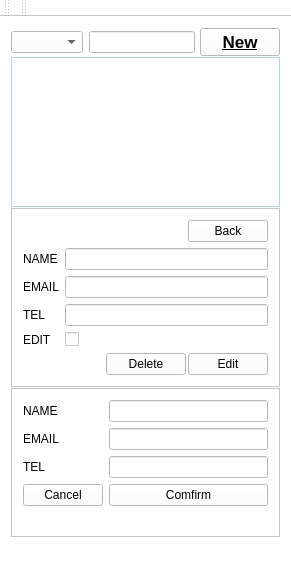
First picture: the form in mainwindow.ui, repository LINGJIARONG/QTContactList, before the edit.
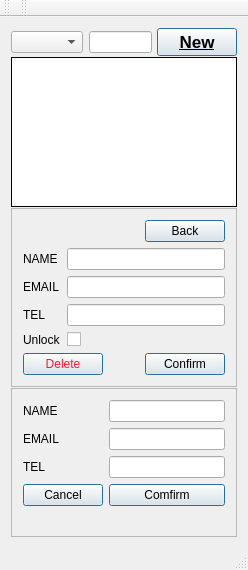
Second picture: the form after the edit.

```diff
--- a/mainwindow.ui
+++ b/mainwindow.ui
@@ -6,7 +6,7 @@
    <rect>
     <x>0</x>
     <y>0</y>
-    <width>291</width>
+    <width>248</width>
     <height>570</height>
    </rect>
   </property>
@@ -14,8 +14,7 @@
    <string>Contact List</string>
   </property>
   <property name="styleSheet">
-   <string notr="true">color:Black;
-background : rgb(255,255,255);</string>
+   <string notr="true"/>
   </property>
   <property name="iconSize">
    <size>
@@ -40,8 +39,7 @@
     <bool>false</bool>
    </property>
    <property name="styleSheet">
-    <string notr="true">color:Black;
-background : rgb(255,255,255);</string>
+    <string notr="true"/>
    </property>
    <layout class="QVBoxLayout" name="verticalLayout_2" stretch="1,1,1,1">
     <property name="spacing">
@@ -51,12 +49,12 @@
      <enum>QLayout::SetDefaultConstraint</enum>
     </property>
     <item>
-     <layout class="QHBoxLayout" name="horizontalLayout_2" stretch="5,1">
+     <layout class="QHBoxLayout" name="horizontalLayout_2" stretch="6,1">
       <property name="spacing">
        <number>5</number>
       </property>
       <item>
-       <layout class="QHBoxLayout" name="horizontalLayout">
+       <layout class="QHBoxLayout" name="horizontalLayout" stretch="1,2">
         <item>
          <widget class="QComboBox" name="comboBox"/>
         </item>
@@ -88,6 +86,9 @@
         <property name="text">
          <string>New</string>
         </property>
+        <property name="default">
+         <bool>true</bool>
+        </property>
         <property name="flat">
          <bool>false</bool>
         </property>
@@ -104,31 +105,40 @@
       </property>
       <property name="styleSheet">
        <string notr="true">QListView {
-    border: 1px solid lightblue;
-    background-color: white;
+    border: 1px solid;
 }
 
 QListView:item {
-    padding: 2px;
-    border-bottom: 1px solid #aaaaaa;
+    padding: 5px;
+    border-bottom: 0.5px solid lightblue;
 }
 QListView:item:hover,QListView:item:focus {
     padding: 4px;
 	color:red;
     
 }
-QListView:item:selected {
-    background-color: #dddddd;
-}</string>
+</string>
+      </property>
+      <property name="textElideMode">
+       <enum>Qt::ElideMiddle</enum>
+      </property>
+      <property name="movement">
+       <enum>QListView::Snap</enum>
       </property>
       <property name="flow">
        <enum>QListView::TopToBottom</enum>
       </property>
+      <property name="isWrapping" stdset="0">
+       <bool>false</bool>
+      </property>
+      <property name="layoutMode">
+       <enum>QListView::SinglePass</enum>
+      </property>
       <property name="spacing">
-       <number>4</number>
+       <number>5</number>
       </property>
       <property name="viewMode">
-       <enum>QListView::IconMode</enum>
+       <enum>QListView::ListMode</enum>
       </property>
       <property name="modelColumn">
        <number>0</number>
@@ -173,6 +183,9 @@
            <property name="text">
             <string>Back</string>
            </property>
+           <property name="default">
+            <bool>true</bool>
+           </property>
           </widget>
          </item>
         </layout>
@@ -212,7 +225,7 @@
          <item row="3" column="0">
           <widget class="QLabel" name="eDITLabel">
            <property name="text">
-            <string>EDIT</string>
+            <string>Unlock</string>
            </property>
           </widget>
          </item>
@@ -222,34 +235,56 @@
         </layout>
        </item>
        <item>
-        <layout class="QHBoxLayout" name="horizontalLayout_3" stretch="3,2,2">
+        <layout class="QHBoxLayout" name="horizontalLayout_3" stretch="2,0,2">
          <property name="spacing">
           <number>2</number>
          </property>
-         <item>
-          <spacer name="horizontalSpacer_2">
-           <property name="orientation">
-            <enum>Qt::Horizontal</enum>
-           </property>
-           <property name="sizeHint" stdset="0">
-            <size>
-             <width>40</width>
-             <height>20</height>
-            </size>
-           </property>
-          </spacer>
-         </item>
          <item>
           <widget class="QPushButton" name="Delete_Button">
+           <property name="mouseTracking">
+            <bool>false</bool>
+           </property>
+           <property name="styleSheet">
+            <string notr="true">color:rgb(252, 23, 46);
+</string>
+           </property>
            <property name="text">
             <string>Delete</string>
            </property>
+           <property name="checkable">
+            <bool>false</bool>
+           </property>
+           <property name="autoDefault">
+            <bool>false</bool>
+           </property>
+           <property name="default">
+            <bool>true</bool>
+           </property>
+           <property name="flat">
+            <bool>false</bool>
+           </property>
           </widget>
          </item>
+         <item>
+          <spacer name="horizontalSpacer_2">
+           <property name="orientation">
+            <enum>Qt::Horizontal</enum>
+           </property>
+           <property name="sizeHint" stdset="0">
+            <size>
+             <width>40</width>
+             <height>20</height>
+            </size>
+           </property>
+          </spacer>
+         </item>
          <item>
           <widget class="QPushButton" name="Edit_Button">
            <property name="text">
-            <string>Edit</string>
+            <string>Confirm</string>
+           </property>
+           <property name="default">
+            <bool>true</bool>
            </property>
           </widget>
          </item>
@@ -307,6 +342,9 @@
            <property name="text">
             <string>Cancel</string>
            </property>
+           <property name="default">
+            <bool>true</bool>
+           </property>
           </widget>
          </item>
          <item row="3" column="1">
@@ -314,6 +352,9 @@
            <property name="text">
             <string>Comfirm</string>
            </property>
+           <property name="default">
+            <bool>true</bool>
+           </property>
           </widget>
          </item>
         </layout>
```
Left out of the diff: 10 changed lines with no effect on the pictures.
